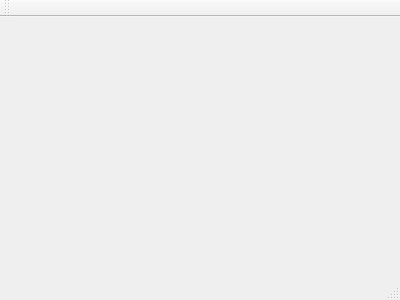
MeddleGit/MeddleGit, file src/MainWindow.ui: the form before one commit.
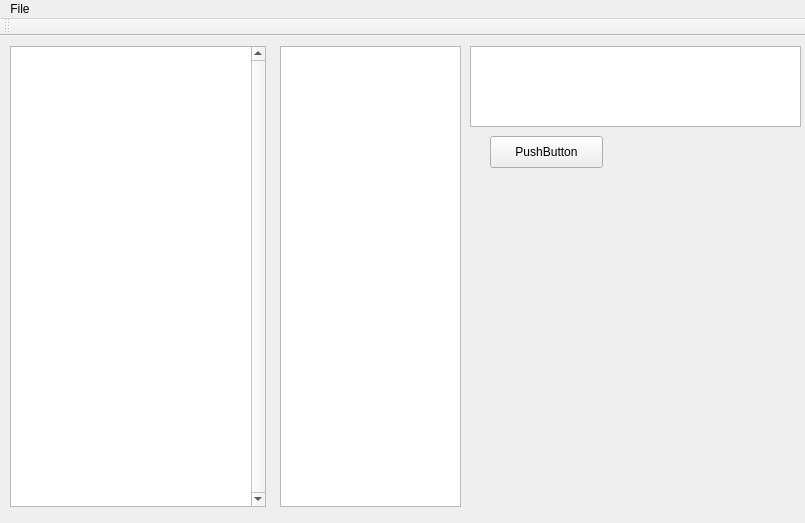
The form after the commit.

Commit message: basic graph parsing works

What changed in the file:
```diff
--- a/src/MainWindow.ui
+++ b/src/MainWindow.ui
@@ -6,26 +6,110 @@
    <rect>
     <x>0</x>
     <y>0</y>
-    <width>400</width>
-    <height>300</height>
+    <width>805</width>
+    <height>523</height>
    </rect>
   </property>
   <property name="windowTitle">
    <string>MeddleGit</string>
   </property>
-  <widget class="QWidget" name="centralWidget"/>
+  <widget class="QWidget" name="centralWidget">
+   <widget class="QPlainTextEdit" name="plainTextLog">
+    <property name="geometry">
+     <rect>
+      <x>10</x>
+      <y>10</y>
+      <width>256</width>
+      <height>461</height>
+     </rect>
+    </property>
+    <property name="font">
+     <font>
+      <family>Courier New</family>
+      <pointsize>12</pointsize>
+     </font>
+    </property>
+    <property name="verticalScrollBarPolicy">
+     <enum>Qt::ScrollBarAlwaysOn</enum>
+    </property>
+    <property name="lineWrapMode">
+     <enum>QPlainTextEdit::NoWrap</enum>
+    </property>
+    <property name="readOnly">
+     <bool>false</bool>
+    </property>
+    <property name="cursorWidth">
+     <number>0</number>
+    </property>
+    <property name="textInteractionFlags">
+     <set>Qt::TextEditable</set>
+    </property>
+   </widget>
+   <widget class="QPlainTextEdit" name="plainTextCommit">
+    <property name="geometry">
+     <rect>
+      <x>470</x>
+      <y>10</y>
+      <width>331</width>
+      <height>81</height>
+     </rect>
+    </property>
+    <property name="font">
+     <font>
+      <family>Courier New</family>
+      <pointsize>12</pointsize>
+     </font>
+    </property>
+   </widget>
+   <widget class="QGraphicsView" name="graph">
+    <property name="geometry">
+     <rect>
+      <x>280</x>
+      <y>10</y>
+      <width>181</width>
+      <height>461</height>
+     </rect>
+    </property>
+    <property name="alignment">
+     <set>Qt::AlignLeading|Qt::AlignLeft|Qt::AlignTop</set>
+    </property>
+    <property name="transformationAnchor">
+     <enum>QGraphicsView::NoAnchor</enum>
+    </property>
+   </widget>
+   <widget class="QPushButton" name="pushButton">
+    <property name="geometry">
+     <rect>
+      <x>490</x>
+      <y>100</y>
+      <width>113</width>
+      <height>32</height>
+     </rect>
+    </property>
+    <property name="text">
+     <string>PushButton</string>
+    </property>
+   </widget>
+  </widget>
   <widget class="QMenuBar" name="menuBar">
    <property name="geometry">
     <rect>
      <x>0</x>
      <y>0</y>
-     <width>400</width>
+     <width>805</width>
      <height>22</height>
     </rect>
    </property>
    <property name="nativeMenuBar">
     <bool>true</bool>
    </property>
+   <widget class="QMenu" name="menuFile">
+    <property name="title">
+     <string>File</string>
+    </property>
+    <addaction name="actionTest"/>
+   </widget>
+   <addaction name="menuFile"/>
   </widget>
   <widget class="QToolBar" name="mainToolBar">
    <attribute name="toolBarArea">
@@ -35,7 +119,11 @@
     <bool>false</bool>
    </attribute>
   </widget>
-  <widget class="QStatusBar" name="statusBar"/>
+  <action name="actionTest">
+   <property name="text">
+    <string>Test</string>
+   </property>
+  </action>
  </widget>
  <layoutdefault spacing="6" margin="11"/>
  <resources/>
```
The commit also changes 4 other files.
